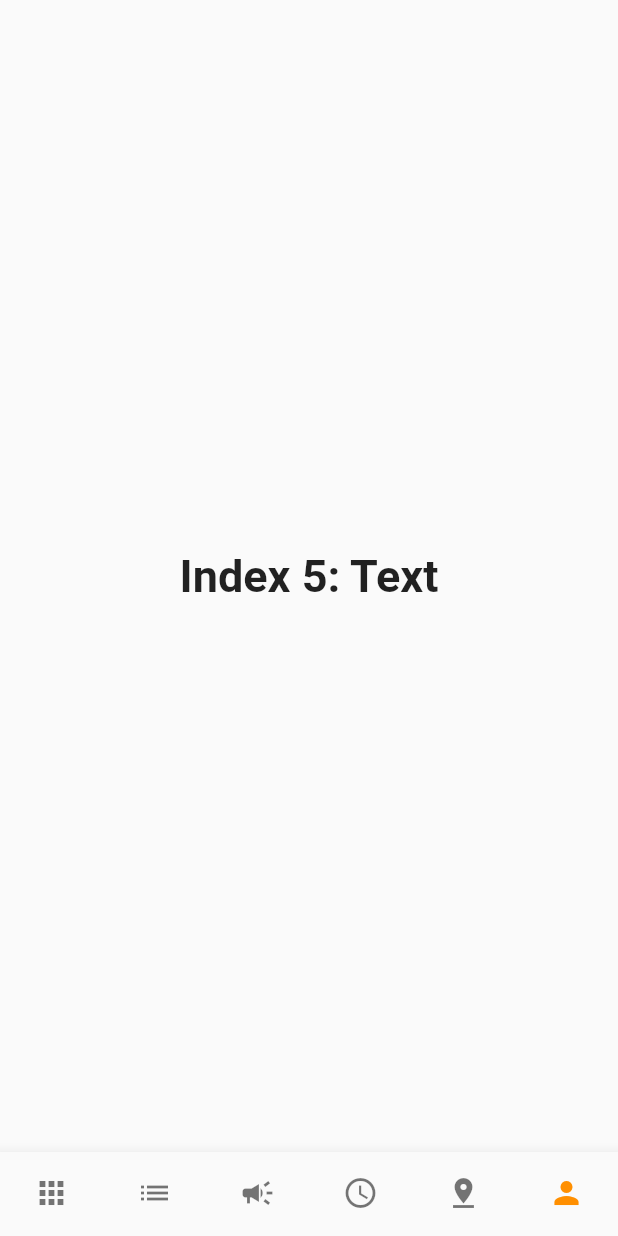
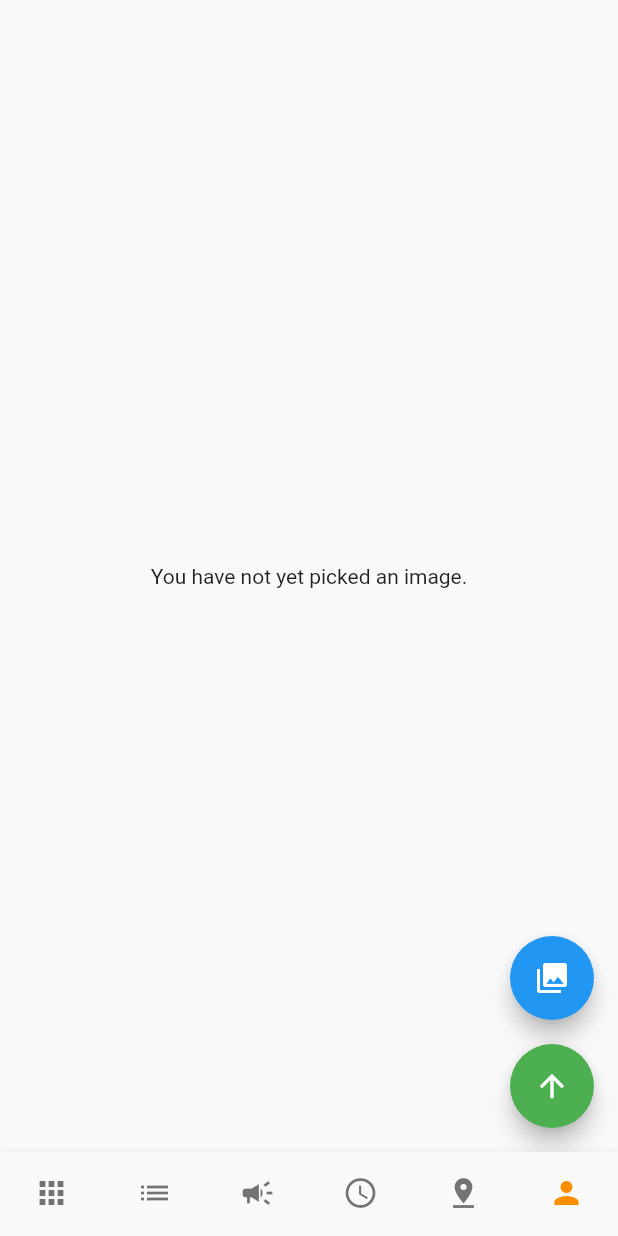
Before and after one commit to xuanzong06/atom_go, a Flutter app: the screen it shows after launch, item 6 of the bottom bar chosen, on a phone screen of 412 x 824 dp. Run offline on Flutter 3.47's test engine with Material 2 defaults, Android fonts, the phone set to English and light mode, and no system bars; our stand-ins replace image_picker, marquee, package_info_plus; missing offline and left inert: launch_review.

Commit message:
送件、取件、上傳的頁面，我忘記當初為什麼會切成上下部設計，我先備份，要大改內容架構

```diff
--- /dev/null
+++ b/lib/DoImagePicker.dart
@@ -0,0 +1,245 @@
+// Copyright 2013 The Flutter Authors. All rights reserved.
+// Use of this source code is governed by a BSD-style license that can be
+// found in the LICENSE file.
+
+// ignore_for_file: public_member_api_docs
+
+import 'dart:async';
+import 'dart:convert';
+import 'dart:io';
+
+import 'package:flutter/foundation.dart';
+import 'package:flutter/material.dart';
+import 'package:image_picker/image_picker.dart';
+
+import 'package:http/http.dart' as http;
+
+//這個版本我有手動修改過，我只留下上傳多張相片的功能。
+
+void main() {
+  runApp(MyApp());
+}
+
+class MyApp extends StatelessWidget {
+  @override
+  Widget build(BuildContext context) {
+    return const MaterialApp(
+      title: 'Image Picker Demo',
+      // home: DoImagePicker(title: 'Image Picker Example'),
+      home: DoImagePicker(),
+    );
+  }
+}
+
+class DoImagePicker extends StatefulWidget {
+  const DoImagePicker({Key? key}) : super(key: key);
+  // final String? title;
+
+  @override
+  _DoImagePickerState createState() => _DoImagePickerState();
+}
+
+class _DoImagePickerState extends State<DoImagePicker> {
+  List<XFile>? _imageFileList;
+
+  set _imageFile(XFile? value) {
+    _imageFileList = value == null ? null : <XFile>[value];
+  }
+
+  dynamic _pickImageError;
+  bool isVideo = false;
+
+  String? _retrieveDataError;
+
+  final ImagePicker _picker = ImagePicker();
+  final TextEditingController maxWidthController = TextEditingController();
+  final TextEditingController maxHeightController = TextEditingController();
+  final TextEditingController qualityController = TextEditingController();
+
+  Future<void> _onImageButtonPressed(ImageSource source,
+      {BuildContext? context, bool isMultiImage = false}) async {
+    if (isMultiImage) {
+      //我改變這邊，並且將圖片的值給固定住
+      try {
+        final List<XFile>? pickedFileList = await _picker.pickMultiImage(
+          maxWidth: 300,
+          maxHeight: 300,
+          imageQuality: 100,
+        );
+        setState(() {
+          _imageFileList = pickedFileList;
+        });
+      } catch (e) {
+        setState(() {
+          _pickImageError = e;
+        });
+      }
+    }
+  }
+
+  Widget _previewImages() {
+    final Text? retrieveError = _getRetrieveErrorWidget();
+    if (retrieveError != null) {
+      return retrieveError;
+    }
+    if (_imageFileList != null) {
+      return Semantics(
+          child: ListView.builder(
+            key: UniqueKey(),
+            itemBuilder: (BuildContext context, int index) {
+              // Why network for web?
+              // See https://pub.dev/packages/image_picker#getting-ready-for-the-web-platform
+              return Semantics(
+                label: 'image_picker_example_picked_image',
+                child: kIsWeb
+                    ? Image.network(_imageFileList![index].path)
+                    : Image.file(File(_imageFileList![index].path)),
+              );
+            },
+            itemCount: _imageFileList!.length,
+          ),
+          label: 'image_picker_example_picked_images');
+    } else if (_pickImageError != null) {
+      return Text(
+        'Pick image error: $_pickImageError',
+        textAlign: TextAlign.center,
+      );
+    } else {
+      return const Text(
+        'You have not yet picked an image.',
+        textAlign: TextAlign.center,
+      );
+    }
+  }
+
+  Widget _handlePreview() {
+    return _previewImages();
+  }
+
+  Future<void> retrieveLostData() async {
+    final LostDataResponse response = await _picker.retrieveLostData();
+    if (response.isEmpty) {
+      return;
+    }
+    if (response.file != null) {
+      isVideo = false;
+      setState(() {
+        _imageFile = response.file;
+        _imageFileList = response.files;
+      });
+    } else {
+      _retrieveDataError = response.exception!.code;
+    }
+  }
+
+  @override
+  Widget build(BuildContext context) {
+    return Scaffold(
+      // appBar: AppBar(
+      //   title: Text(widget.title!),
+      // ),
+      body: Center(
+        child: !kIsWeb && defaultTargetPlatform == TargetPlatform.android
+            ? FutureBuilder<void>(
+          future: retrieveLostData(),
+          builder: (BuildContext context, AsyncSnapshot<void> snapshot) {
+            switch (snapshot.connectionState) {
+              case ConnectionState.none:
+              case ConnectionState.waiting:
+                return const Text(
+                  'You have not yet picked an image.',
+                  textAlign: TextAlign.center,
+                );
+              case ConnectionState.done:
+                return _handlePreview();
+              default:
+                if (snapshot.hasError) {
+                  return Text(
+                    'Pick image/video error: ${snapshot.error}}',
+                    textAlign: TextAlign.center,
+                  );
+                } else {
+                  return const Text(
+                    'You have not yet picked an image.',
+                    textAlign: TextAlign.center,
+                  );
+                }
+            }
+          },
+        )
+            : _handlePreview(),
+      ),
+      floatingActionButton: Column(
+        mainAxisAlignment: MainAxisAlignment.end,
+        children: <Widget>[
+          Padding(
+            padding: const EdgeInsets.only(top: 16.0),
+            child: FloatingActionButton(
+              onPressed: () {
+                isVideo = false;
+                _onImageButtonPressed(
+                  ImageSource.gallery,
+                  context: context,
+                  isMultiImage: true,
+                );
+              },
+              heroTag: 'image1',
+              tooltip: 'Pick Multiple Image from gallery',
+              child: const Icon(Icons.photo_library),
+            ),
+          ),
+          Padding(
+            padding: const EdgeInsets.only(top: 16.0),
+            child: FloatingActionButton(
+              backgroundColor: Colors.green,
+              onPressed: () async {
+                try {
+                  var map = Map<String, dynamic>();
+
+                  for (var item in _imageFileList!) {
+                    print(item.path);
+                    File uploadPhtot = File(item.path);
+                    var fileContent = uploadPhtot.readAsBytesSync();
+                    var fileContentBase64 = base64.encode(fileContent);
+
+                    // 命名圖片上傳的名稱 //未來最好在名稱中加入司機名稱，不然有可能重複。
+                    var uploadtime = DateTime.now();
+                    // DateFormat formatter = DateFormat('yyyy-MM-dd_HH:mm:ss');
+                    // String formatted = formatter.format(uploadtime);
+
+                    map['image'] = fileContentBase64;
+                    map['name'] = uploadtime.toString() + ".png";
+
+                    final respones = await http.post(
+                        Uri.parse(
+                            'http://192.168.31.167:8888/upload_image.php'),
+                        body: map);
+                    if (200 == respones.statusCode) {
+                      print('success');
+                    } else {
+                      print("error");
+                    }
+                  }
+                } catch (e) {
+                  print(e.toString());
+                }
+              },
+              heroTag: 'upload',
+              tooltip: 'Upload to  a Video',
+              child: const Icon(Icons.arrow_upward),
+            ),
+          ),
+        ],
+      ),
+    );
+  }
+
+  Text? _getRetrieveErrorWidget() {
+    if (_retrieveDataError != null) {
+      final Text result = Text(_retrieveDataError!);
+      _retrieveDataError = null;
+      return result;
+    }
+    return null;
+  }
+}
--- a/lib/bottomNavigationbarTest.dart
+++ b/lib/bottomNavigationbarTest.dart
@@ -6,6 +6,7 @@ import 'bottomNavigationbarTest.dart';
 import 'FrontPage.dart';
 import 'Package/PackageDetails.dart';
 import 'SearchBarTest.dart';
+import 'DoImagePicker.dart';
 
 void main() => runApp(const MyApp());
 
@@ -45,9 +46,7 @@ class _MyStatefulWidgetState extends State<MyStatefulWidget> {
     ),
     KustomSearchBar(
     ),
-    Text(
-      'Index 5: Text',
-      style: optionStyle,
+    DoImagePicker(
     ),
   ];
 
```
Also changed, not shown: lib/Package/PackageDetails2.dart (+47 -7 lines), lib/Package/PackageStatus.dart (+24 -3 lines).
